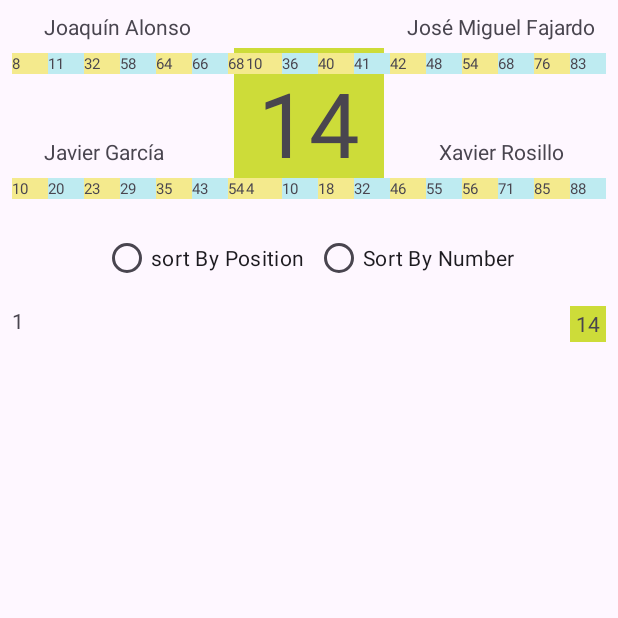
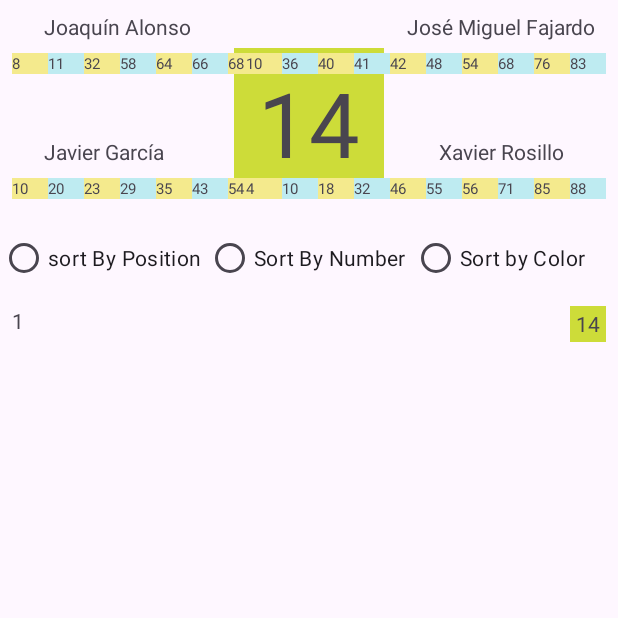
Before and after one commit to ieslavereda/examen_PRGORD_2324, an Android app: the screen it shows after launch (MainActivity), after a tap on "00", on a phone screen of 412 x 824 dp, the top half of it. Run offline under Robolectric (Android 15) with nearby library versions, the phone set to English and light mode, and no system bars.

Commit message:
20240604

```diff
--- a/app/src/main/java/es/ieslavereda/examen_prgord_2324/MainActivity.java
+++ b/app/src/main/java/es/ieslavereda/examen_prgord_2324/MainActivity.java
@@ -2,7 +2,7 @@ package es.ieslavereda.examen_prgord_2324;
 
 import android.os.Bundle;
 import android.view.View;
-import android.widget.RadioGroup;
+import android.widget.RadioButton;
 import android.widget.TextView;
 import android.widget.Toast;
 
@@ -11,25 +11,18 @@ import androidx.recyclerview.widget.LinearLayoutManager;
 import androidx.recyclerview.widget.RecyclerView;
 
 import java.util.ArrayList;
-import java.util.Collections;
 import java.util.List;
 
-import es.ieslavereda.examen_prgord_2324.model.Bandeja;
 import es.ieslavereda.examen_prgord_2324.model.Bola;
 import es.ieslavereda.examen_prgord_2324.model.BomboBingo;
 import es.ieslavereda.examen_prgord_2324.model.Carton;
-import es.ieslavereda.examen_prgord_2324.model.Jugador;
 import es.ieslavereda.examen_prgord_2324.model.JugadorBingo;
 
 public class MainActivity extends AppCompatActivity {
 
-    private List<Bandeja> bandejaBolas;
     private List<JugadorBingo> jugadores;
     private BomboBingo bomboBingo;
-    private List<Bola> bolasDelBombo;
-    private Integer posicion;
-
-    private boolean hayBolas;
+    private Bola bolaBombo;
     TextView bolaSacada;
 
     @Override
@@ -43,19 +36,20 @@ public class MainActivity extends AppCompatActivity {
         TextView jugador2 = findViewById(R.id.jugador2);
         TextView jugador3 = findViewById(R.id.jugador3);
         TextView jugador4 = findViewById(R.id.jugador4);
-        RadioGroup radioGroup = findViewById(R.id.radioGroup);
+        RadioButton sortPosition = findViewById(R.id.sortPosition);
+        RadioButton sortColor = findViewById(R.id.sortColor);
+        RadioButton sortNumber = findViewById(R.id.sortNumber);
 
-        bandejaBolas = new ArrayList<>();
-        posicion=0;
+
         jugadores = new ArrayList<>();
         Carton carton1 = findViewById(R.id.carton1);
-        jugadores.add(new JugadorBingo("Joaquín","Alonso",10,new ArrayList<>(List.of(carton1))));
+        jugadores.add(new JugadorBingo("Joaquín", "Alonso", 10, new ArrayList<>(List.of(carton1))));
         Carton carton2 = findViewById(R.id.carton2);
-        jugadores.add(new JugadorBingo("Javier","García",10,new ArrayList<>(List.of(carton2))));
+        jugadores.add(new JugadorBingo("Javier", "García", 10, new ArrayList<>(List.of(carton2))));
         Carton carton3 = findViewById(R.id.carton3);
-        jugadores.add(new JugadorBingo("José Miguel","Fajardo",10,new ArrayList<>(List.of(carton3))));
+        jugadores.add(new JugadorBingo("José Miguel", "Fajardo", 10, new ArrayList<>(List.of(carton3))));
         Carton carton4 = findViewById(R.id.carton4);
-        jugadores.add(new JugadorBingo("Xavier","Rosillo",10,new ArrayList<>(List.of(carton4))));
+        jugadores.add(new JugadorBingo("Xavier", "Rosillo", 10, new ArrayList<>(List.of(carton4))));
 
         jugador1.setText(jugadores.get(0).getNombre() + " " + jugadores.get(0).getApellidos());
         jugador2.setText(jugadores.get(1).getNombre() + " " + jugadores.get(1).getApellidos());
@@ -64,53 +58,37 @@ public class MainActivity extends AppCompatActivity {
 
 
         bomboBingo = new BomboBingo();
-        bolasDelBombo = bomboBingo.girarBombo();
-        hayBolas=true;
 
-        MyRecyclerViewAdapter adapter = new MyRecyclerViewAdapter(this, bandejaBolas);
+        MyRecyclerViewAdapter adapter = new MyRecyclerViewAdapter(this);
         recycler.setAdapter(adapter);
         recycler.setLayoutManager(new LinearLayoutManager(this));
 
         bolaSacada.setOnClickListener(v -> {
-            if(!hayBolas)
-                Toast.makeText(this,"NO HAY MÁS BOLAS EN EL BOMBO",Toast.LENGTH_LONG).show();
+            bolaBombo = bomboBingo.sacarBola();
+            if (bolaBombo == null)
+                Toast.makeText(this, "NO HAY MÁS BOLAS EN EL BOMBO", Toast.LENGTH_LONG).show();
             else {
-                if (bolasDelBombo.size()==0) {
-                    bolasDelBombo = bomboBingo.girarBombo();
-                    if (bolasDelBombo==null)
-                        hayBolas = false;
-                }
-                if(hayBolas){
-                    Bola bola = bolasDelBombo.remove(0);
-                    bolaSacada.setText(String.valueOf(bola.getNumero()));
-                    bolaSacada.setBackground(getDrawable(bola.getColor()));
-                    bandejaBolas.add(new Bandeja(bola,++posicion));
-                    adapter.notifyItemInserted(bandejaBolas.size()-1);
-                    checkPlayer(bola.getNumero());
-                }
+                bolaSacada.setText(String.valueOf(bolaBombo.getNumero()));
+                bolaSacada.setBackground(getDrawable(bolaBombo.getColor()));
+                adapter.add(bolaBombo);
+                checkPlayer(bolaBombo.getNumero());
             }
         });
 
-        radioGroup.setOnCheckedChangeListener(new RadioGroup.OnCheckedChangeListener() {
-            @Override
-            public void onCheckedChanged(RadioGroup group, int checkedId) {
-                if(checkedId==R.id.sortTime){
-                    bandejaBolas.sort(Bandeja.SORT_POSITION);
-                } else {
-                    Collections.sort(bandejaBolas);
-                }
-                adapter.notifyDataSetChanged();
-            }
-        });
+        sortPosition.setOnClickListener(v -> adapter.sortPosition());
+        sortNumber.setOnClickListener(v -> adapter.sortNumber());
+        sortColor.setOnClickListener(v -> adapter.sortColor());
+
     }
 
-    private void checkPlayer(int numero){
-        for(JugadorBingo jugador:jugadores){
-            for (Carton carton:jugador.getCartones()){
-                if(carton.check(numero)){
+    private void checkPlayer(int numero) {
+        for (JugadorBingo jugador : jugadores) {
+            for (Carton carton : jugador.getCartones()) {
+                if (carton.check(numero)) {
                     bolaSacada.setVisibility(View.INVISIBLE);
-                    Toast.makeText(this,"GANADOR: " + jugador.getNombre()+ " "+jugador.getApellidos(),Toast.LENGTH_LONG).show();
-                };
+                    Toast.makeText(this, "GANADOR: " + jugador.getNombre() + " " + jugador.getApellidos(), Toast.LENGTH_LONG).show();
+                }
+                ;
             }
         }
     }
--- a/app/src/main/java/es/ieslavereda/examen_prgord_2324/MyRecyclerViewAdapter.java
+++ b/app/src/main/java/es/ieslavereda/examen_prgord_2324/MyRecyclerViewAdapter.java
@@ -9,20 +9,30 @@ import android.widget.TextView;
 import androidx.annotation.NonNull;
 import androidx.recyclerview.widget.RecyclerView;
 
+import java.util.ArrayList;
+import java.util.Collections;
 import java.util.List;
 
-import es.ieslavereda.examen_prgord_2324.model.Bandeja;
+import es.ieslavereda.examen_prgord_2324.model.Bola;
 
 public class MyRecyclerViewAdapter extends RecyclerView.Adapter<MyRecyclerViewAdapter.MyViewHolder> {
 
     private LayoutInflater inflater;
     private Context context;
-    private List<Bandeja> bolas;
+    private List<Bola> bolas;
+    private List<Bola> aux;
 
-    public MyRecyclerViewAdapter(@NonNull Context context, List<Bandeja> bolas) {
+    public MyRecyclerViewAdapter(@NonNull Context context) {
         this.context = context;
         inflater = (LayoutInflater) context.getSystemService(Context.LAYOUT_INFLATER_SERVICE);
-        this.bolas=bolas;
+        this.bolas=new ArrayList<>();
+        this.aux=new ArrayList<>();
+    }
+
+    public void add(Bola bola){
+        bolas.add(bola);
+        aux.add(bola);
+        notifyItemInserted(bolas.size()-1);
     }
 
     @NonNull
@@ -34,14 +44,30 @@ public class MyRecyclerViewAdapter extends RecyclerView.Adapter<MyRecyclerViewAd
 
     @Override
     public void onBindViewHolder(@NonNull MyRecyclerViewAdapter.MyViewHolder holder, int position) {
-        holder.numeroBolaSacadaRV.setText(String.valueOf(bolas.get(position).getPosicion()));
-        holder.bolaSacadaRV.setBackground(context.getDrawable(bolas.get(position).getBola().getColor()));
-        holder.bolaSacadaRV.setText(String.valueOf(bolas.get(position).getBola().getNumero()));
+        holder.numeroBolaSacadaRV.setText(String.valueOf(position+1));
+        holder.bolaSacadaRV.setBackground(context.getDrawable(aux.get(position).getColor()));
+        holder.bolaSacadaRV.setText(String.valueOf(aux.get(position).getNumero()));
     }
 
     @Override
     public int getItemCount() {
         return bolas.size();
+    }
+
+    public void sortPosition(){
+        aux.clear();
+        aux.addAll(bolas);
+        notifyDataSetChanged();
+    }
+
+    public void sortColor(){
+        Collections.sort(aux);
+        notifyDataSetChanged();
+    }
+
+    public void sortNumber(){
+        aux.sort(Bola.SORT_NUMBER);
+        notifyDataSetChanged();
     }
 
     public class MyViewHolder extends RecyclerView.ViewHolder{
--- a/app/src/main/java/es/ieslavereda/examen_prgord_2324/model/Bandeja.java
+++ /dev/null
@@ -1,29 +0,0 @@
-package es.ieslavereda.examen_prgord_2324.model;
-
-import java.util.Comparator;
-
-public class Bandeja implements Comparable<Bandeja>{
-
-    public static final Comparator<Bandeja> SORT_POSITION =
-            Comparator.comparingInt(o -> o.posicion);
-    private Bola bola;
-    private int posicion;
-
-    public Bandeja(Bola bola, int posicion) {
-        this.bola = bola;
-        this.posicion = posicion;
-    }
-
-    @Override
-    public int compareTo(Bandeja o) {
-        return bola.getNumero()-o.getBola().getNumero();
-    }
-
-    public Bola getBola() {
-        return bola;
-    }
-
-    public int getPosicion() {
-        return posicion;
-    }
-}
--- a/app/src/main/java/es/ieslavereda/examen_prgord_2324/model/Bola.java
+++ b/app/src/main/java/es/ieslavereda/examen_prgord_2324/model/Bola.java
@@ -1,6 +1,9 @@
 package es.ieslavereda.examen_prgord_2324.model;
 
-public class Bola{
+import java.util.Comparator;
+
+public class Bola implements Comparable<Bola>{
+    public static final Comparator<Bola> SORT_NUMBER = Comparator.comparingInt(o -> o.numero);
     private int numero;
     private int color;
 
@@ -29,4 +32,9 @@ public class Bola{
     public int hashCode() {
         return numero;
     }
+
+    @Override
+    public int compareTo(Bola o) {
+        return (numero-color)-(o.numero-o.color);
+    }
 }
--- a/app/src/main/java/es/ieslavereda/examen_prgord_2324/model/Bombo.java
+++ b/app/src/main/java/es/ieslavereda/examen_prgord_2324/model/Bombo.java
@@ -1,12 +1,13 @@
 package es.ieslavereda.examen_prgord_2324.model;
 
+import java.util.LinkedHashSet;
 import java.util.Set;
 
 public class Bombo {
     private Set<Bola> bolas;
 
     public Bombo(){
-        super();
+        bolas=new LinkedHashSet<>();
     }
 
     public Set<Bola> getBolas() {
--- a/app/src/main/java/es/ieslavereda/examen_prgord_2324/model/BomboBingo.java
+++ b/app/src/main/java/es/ieslavereda/examen_prgord_2324/model/BomboBingo.java
@@ -1,8 +1,8 @@
 package es.ieslavereda.examen_prgord_2324.model;
 
-import java.util.ArrayList;
 import java.util.Collections;
 import java.util.HashSet;
+import java.util.LinkedHashSet;
 import java.util.List;
 import java.util.Set;
 import java.util.stream.Collectors;
@@ -19,20 +19,14 @@ public class BomboBingo extends Bombo{
         setBolas(bolas);
     }
 
-    public List<Bola> girarBombo(){
-        List<Bola> retorno = new ArrayList<>();
-        List listaBolas = getBolas().stream().collect(Collectors.toList());
-        Collections.shuffle(listaBolas);
+    public Bola sacarBola(){
+        List<Bola> listaBolas = getBolas().stream().collect(Collectors.toList());
+        if(getBolas().size()%5==0)
+            Collections.shuffle(listaBolas);
+        Bola bola = listaBolas.remove(0);
+        setBolas(new LinkedHashSet<>(listaBolas));
 
-        if(listaBolas.size()<5)
-            return null;
-
-        for (int i = 0; i < 5; i++) {
-               retorno.add((Bola) listaBolas.remove(0));
-        }
-
-        setBolas(new HashSet<>(listaBolas));
-        return retorno;
+        return bola;
     }
 
 }
--- a/app/src/main/res/layout/activity_main.xml
+++ b/app/src/main/res/layout/activity_main.xml
@@ -107,7 +107,7 @@
 
     <RadioGroup
         android:id="@+id/radioGroup"
-        android:layout_width="wrap_content"
+        android:layout_width="0dp"
         android:layout_height="wrap_content"
         android:layout_marginTop="16dp"
         android:orientation="horizontal"
@@ -116,16 +116,25 @@
         app:layout_constraintTop_toBottomOf="@+id/bolaSacada">
 
         <RadioButton
-            android:id="@+id/sortTime"
-            android:layout_width="wrap_content"
+            android:id="@+id/sortPosition"
+            android:layout_width="0dp"
             android:layout_height="wrap_content"
+            android:layout_weight="1"
             android:text="sort By Position  " />
 
         <RadioButton
             android:id="@+id/sortNumber"
-            android:layout_width="wrap_content"
+            android:layout_width="0dp"
             android:layout_height="wrap_content"
-            android:text="Sort By Number" />
+            android:layout_weight="1"
+            android:text="Sort By Number " />
+
+        <RadioButton
+            android:id="@+id/sortColor"
+            android:layout_width="0dp"
+            android:layout_height="wrap_content"
+            android:layout_weight="1"
+            android:text="Sort by Color " />
 
     </RadioGroup>
 
```
